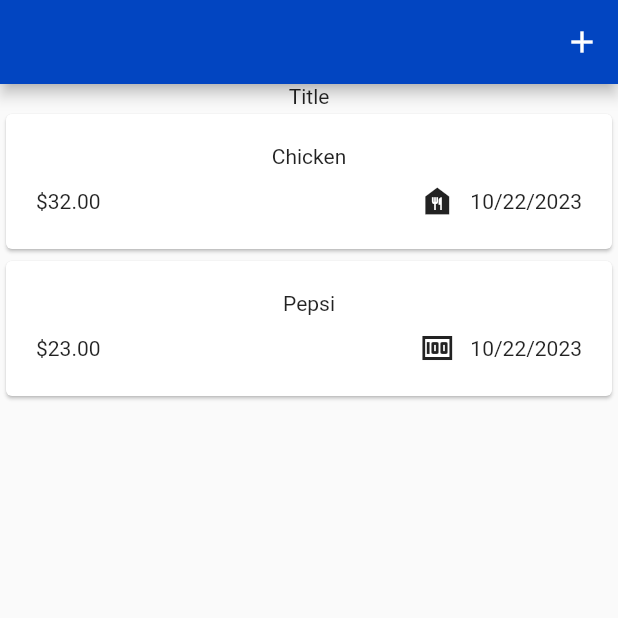
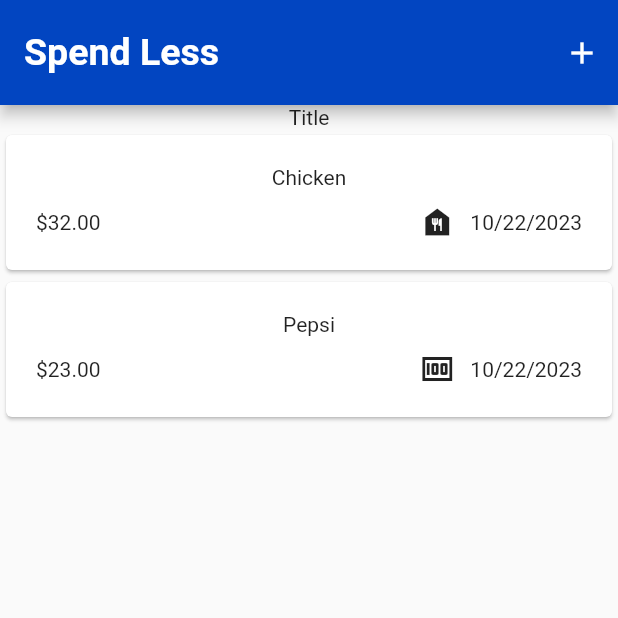
Before and after one commit to ntwari-egide/spend-less-app-flutter, a Flutter app: the screen it shows after launch, on a phone screen of 412 x 824 dp, the top half of it. Run offline on Flutter 3.47's test engine with Material 2 defaults, Android fonts, the phone set to English and light mode, and no system bars.

Commit message:
feat: implement app bar

```diff
--- a/lib/expenses.dart
+++ b/lib/expenses.dart
@@ -33,7 +33,12 @@
     return MaterialApp(
       home: Scaffold(
         appBar: AppBar(
+          toolbarHeight: 70,
           backgroundColor: const Color.fromARGB(255, 2, 69, 193),
+          title: const Text('Spend Less', style: TextStyle(
+            fontSize: 25,
+            fontWeight: FontWeight.bold
+          ),),
           actions: [
             IconButton(
               onPressed: () {},
```
